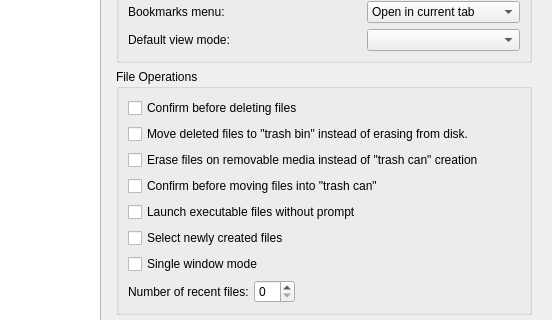
Above: pcmanfm/preferences.ui from jnnycn007/pcmanfm-qt before the change; both pictures show x 133 to 685 and y 129 to 449 of the 685 by 558 pixel window. Below: the same form after it.
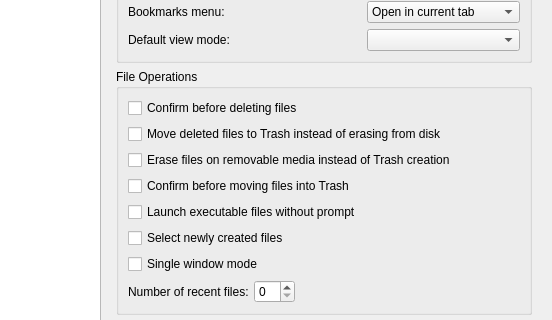
That is the form after the change.

Commit message:
Preferences: Reword "trash can" strings (#2192)
* Preferences: Reword "trash can" strings

* Removed quotes; preserved translations.

---------

```diff
--- a/pcmanfm/preferences.ui
+++ b/pcmanfm/preferences.ui
@@ -185,21 +185,21 @@
             <item>
              <widget class="QCheckBox" name="useTrash">
               <property name="text">
-               <string>Move deleted files to &quot;trash bin&quot; instead of erasing from disk.</string>
+               <string>Move deleted files to Trash instead of erasing from disk</string>
               </property>
              </widget>
             </item>
             <item>
              <widget class="QCheckBox" name="noUsbTrash">
               <property name="text">
-               <string>Erase files on removable media instead of &quot;trash can&quot; creation</string>
+               <string>Erase files on removable media instead of Trash creation</string>
               </property>
              </widget>
             </item>
             <item>
              <widget class="QCheckBox" name="confirmTrash">
               <property name="text">
-               <string>Confirm before moving files into &quot;trash can&quot;</string>
+               <string>Confirm before moving files into Trash</string>
               </property>
              </widget>
             </item>
```
The commit also changes 56 other files.
